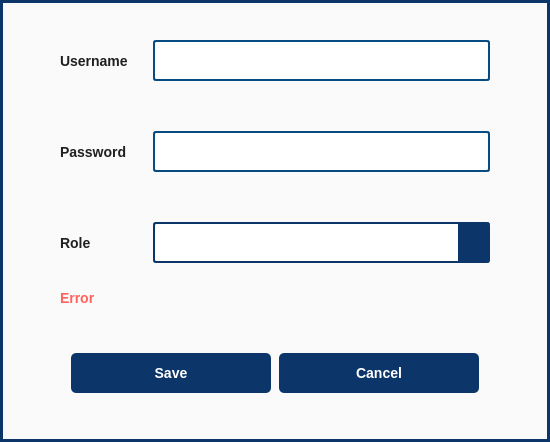
Above: UIFiles/edit_user.ui from DORSA-co/MSC_Conveyor before the change. Below: the same form after it.
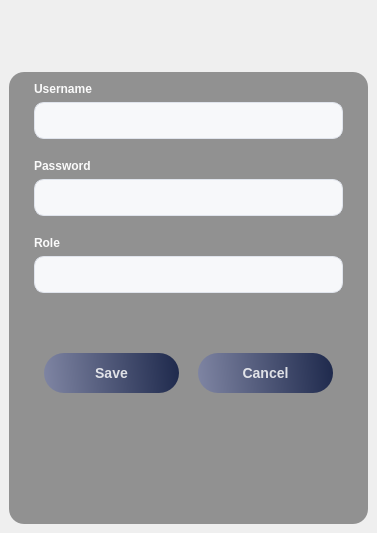
That is the form after the change. Icons and pictures are not drawn.

Diff of the .ui file:
```diff
--- a/UIFiles/edit_user.ui
+++ b/UIFiles/edit_user.ui
@@ -6,8 +6,8 @@
    <rect>
     <x>0</x>
     <y>0</y>
-    <width>550</width>
-    <height>442</height>
+    <width>377</width>
+    <height>533</height>
    </rect>
   </property>
   <property name="sizePolicy">
@@ -18,284 +18,418 @@
   </property>
   <property name="minimumSize">
    <size>
-    <width>550</width>
-    <height>400</height>
+    <width>0</width>
+    <height>0</height>
    </size>
   </property>
   <property name="maximumSize">
    <size>
-    <width>550</width>
-    <height>442</height>
+    <width>16777215</width>
+    <height>16777215</height>
    </size>
   </property>
   <property name="windowTitle">
    <string>Edit User</string>
   </property>
   <property name="styleSheet">
-   <string notr="true">*{
-	
-	font: auto &quot;Arial&quot;;
-	font-size: 14px;
-font-weight:bold;
-
+   <string notr="true"/>
+  </property>
+  <layout class="QHBoxLayout" name="horizontalLayout">
+   <property name="spacing">
+    <number>0</number>
+   </property>
+   <property name="leftMargin">
+    <number>0</number>
+   </property>
+   <property name="topMargin">
+    <number>0</number>
+   </property>
+   <property name="rightMargin">
+    <number>0</number>
+   </property>
+   <property name="bottomMargin">
+    <number>0</number>
+   </property>
+   <item>
+    <widget class="QWidget" name="StyleSheet" native="true">
+     <property name="styleSheet">
+      <string notr="true">QLabel{
+	color: rgb(250, 250, 250);
+	font-weight: bold;
 }
 
-QLabel{
-
-
+QLabel:disabled{
+	color: rgb(120, 120, 120);
 }
 
+/************************************************************/
 
-#editUserDialogWin{
-	background-color: rgb(250, 250, 250);
-	
-	border:3px solid rgb(12, 53, 106);
-	
-}
-
-
-
-QPushButton{
-	border: none;
-	min-height: 40px;
-	border-radius: 5px;
-
-	
-}
-/*
-QPushButton:hover{
-
-	background-color:rgb(22, 38, 76);
-
-}
-
-QPushButton:disabled{
-	color: #808080;
-	background-color:rgb(210, 210, 210);
-
-}
-*/
-
-/*********************************************/
-QLabel{
-	color: rgb(50,50,50);
-color: #202020;
-}
-
-
-/*********************************************/
-
-
-/*******************************************/
-QLineEdit
-{
-	border:2px solid rgb(6, 76, 130);
-    border-radius: 3px;
-    padding: 1px 18px 1px 8px;
-    min-width: 6em;
+QLineEdit {
+  	border:1px solid #E0E4EC;
+	background-color: #F7F8FA;
+	border-radius: 10px;
+	padding-left: 15px;
 	min-height: 35px;
+	min-width: 70px;
 	font-size: 16px;
 }
 
-
-
-/*******************************************/
-
-
-QGroupBox{
-	font-weight: bold;
-}
-
-QLineEdit:hover{
-	border: 1px solid black;
-	background: #e4f0fa;
-}
-
 QLineEdit:focus {
 	color: rgb(6, 76, 130);
 	background: #ffffff;
 	selection-background-color: rgb(255, 204, 75);
 }
 
-QSpinBox:hover{
-	background: #e4f0fa;
-}
+/************************************************************/
 
-
-/*********************************************/
 QComboBox
 {
-	border:2px solid rgb(12, 53, 105);
-    border-radius: 3px;
-    padding: 1px 18px 1px 8px;
-    min-width: 6em;
+	border:1px solid #E0E4EC;
+	background-color: #F7F8FA;
+	border-radius: 10px;
+	padding-left: 15px;
 	min-height: 35px;
-	font-size: 14px;
+	min-width: 70px;
+	font-size: 16px;
 }
 
 QComboBox:enabled{
-color: rgb(50, 50, 50);
+	color: rgb(20, 20, 20);
 }
 
 QComboBox:disabled
 {
-	border:2px solid rgb(210, 210, 210);
-	color:(210, 210, 210);
+	border: 2px solid #F0F0F2;
+	color: rgb(120, 120, 120);
+}
 
+QComboBox::down-arrow:disabled
+{   
+	image: url(:/icons/icons/down_icon_gray.png);
+	width: 12px;
+    height: 12px;
 }
 
 QComboBox::down-arrow
 {   
-	image: url(:/icons/icon/icons8-down-white-48.png);
-	width: 15px;
-    height: 15px;
-
+	image: url(:/icons/icons/down_icon_black.png);
+	width: 12px;
+    height: 12px;
 }
 
-QComboBox::drop-down
-{
-	 background-color: rgb(12, 53, 106);
-	 min-width: 30px;
+QComboBox::drop-down {
+    subcontrol-origin: padding; 
+    subcontrol-position: bottom right;
+    width: 30px; 
+    border-top-right-radius: 3px; 
+    border-bottom-right-radius: 3px; 
 }
 
-QComboBox::drop-down:disabled 
-{
-	 background-color: rgb(210, 210, 210);
-	 min-width: 30px;
+QComboBox::item:selected {
+    border-left: 5px solid #7892DF;
+	background-color: #D7D7D9;
 }
 
 QComboBox QAbstractItemView {
-    border: none;
-    selection-background-color: rgb(6, 76, 130);
-	selection-color: rgb(6, 76, 130);
+	background-color: #F7F8FA;
+}
 
 
+/************************************************************/
+
+#save_btn, #cancel_btn{
+	background-color: qlineargradient(spread:pad, x1:0, y1:0.505682, x2:1, y2:0.477, stop:0 rgb(126, 132, 162), stop:1 rgb(31, 42, 77));
+	color: rgba(255, 255, 255, 210);
+	border-radius: 20px;
+	min-width: 135;
+	max-width: 135;
+	min-height: 40;
+	max-height: 40;
+	font-size: 14px;
+	font-weight: bold;
 }
 
-QComboBox QAbstractItemView {
-    border: none;
+
+#save_btn:hover, #cancel_btn:hover{
+	background-color: qlineargradient(spread:pad, x1:0, y1:0.505682, x2:1, y2:0.477, stop:0 rgb(139, 146, 179), stop:1 rgba(40, 67, 98, 219));
 }
 
-QComboBox QAbstractItemView::item {
-    border: none;
-	height:30px;
+#save_btn:pressed, #cancel_btn:pressed {
+	padding-left: 5px;
+	padding-top: 5px;
 }
 
+#main_frame{
+	border-image: url(:/icons/icons/bg_image2.jpg);
+	border-radius: 20px;
+}
 
-</string>
+#inner_frame{
+	background-color: qlineargradient(spread:pad, x1:0, y1:0, x2:0, 			y2:0.715909, stop:0 rgba(0, 0, 0, 9), stop:0.375 rgba(0, 0, 0, 120), stop:0.835227 rgba(0, 0, 0, 150));	
+	border-radius: 20px;
+}
+
+#top_frame{
+	border: None;
+}
+
+#frame{
+	background-color: rgba(0, 0, 0, 100);
+	border-radius: 15px;
+}
+
+#close_btn{
+	border: 0px;
+	background-color: rgba(0,0,0,0);
+}</string>
   </property>
   <layout class="QVBoxLayout" name="verticalLayout">
    <property name="spacing">
-    <number>25</number>
+       <number>0</number>
    </property>
    <property name="leftMargin">
-    <number>60</number>
+       <number>0</number>
    </property>
    <property name="topMargin">
-    <number>40</number>
+       <number>0</number>
    </property>
    <property name="rightMargin">
-    <number>60</number>
+       <number>0</number>
    </property>
    <property name="bottomMargin">
-    <number>40</number>
+       <number>0</number>
    </property>
    <item>
-    <layout class="QGridLayout" name="gridLayout">
-     <property name="verticalSpacing">
-      <number>50</number>
-     </property>
-     <item row="0" column="1">
-      <widget class="QLineEdit" name="username_input"/>
-     </item>
-     <item row="2" column="1">
-      <widget class="QComboBox" name="role_combobox"/>
-     </item>
-     <item row="1" column="0">
-      <widget class="QLabel" name="label_2">
+       <widget class="QFrame" name="main_frame">
+        <property name="styleSheet">
+         <string notr="true"/>
+        </property>
+        <property name="frameShape">
+         <enum>QFrame::StyledPanel</enum>
+        </property>
+        <property name="frameShadow">
+         <enum>QFrame::Raised</enum>
+        </property>
+        <layout class="QVBoxLayout" name="verticalLayout_2">
+         <property name="leftMargin">
+          <number>0</number>
+         </property>
+         <property name="topMargin">
+          <number>0</number>
+         </property>
+         <property name="rightMargin">
+          <number>0</number>
+         </property>
+         <property name="bottomMargin">
+          <number>0</number>
+         </property>
+         <item>
+          <widget class="QFrame" name="inner_frame">
+           <property name="styleSheet">
+            <string notr="true"/>
+           </property>
+           <property name="frameShape">
+            <enum>QFrame::StyledPanel</enum>
+           </property>
+           <property name="frameShadow">
+            <enum>QFrame::Raised</enum>
+           </property>
+           <layout class="QVBoxLayout" name="verticalLayout_7">
+            <item>
+             <widget class="QFrame" name="top_frame">
+              <property name="frameShape">
+               <enum>QFrame::StyledPanel</enum>
+              </property>
+              <property name="frameShadow">
+               <enum>QFrame::Raised</enum>
+              </property>
+              <layout class="QHBoxLayout" name="horizontalLayout_7">
+               <property name="bottomMargin">
+                <number>30</number>
+               </property>
+               <item>
+                <spacer name="horizontalSpacer_2">
+                 <property name="orientation">
+                  <enum>Qt::Horizontal</enum>
+                 </property>
+                 <property name="sizeHint" stdset="0">
+                  <size>
+                   <width>315</width>
+                   <height>18</height>
+                  </size>
+                 </property>
+                </spacer>
+               </item>
+               <item>
+                <widget class="QPushButton" name="close_btn">
+                 <property name="sizePolicy">
+                  <sizepolicy hsizetype="Fixed" vsizetype="Fixed">
+                   <horstretch>0</horstretch>
+                   <verstretch>0</verstretch>
+                  </sizepolicy>
+                 </property>
+                 <property name="cursor">
+                  <cursorShape>PointingHandCursor</cursorShape>
+                 </property>
+                 <property name="styleSheet">
+                  <string notr="true"/>
+                 </property>
+                 <property name="text">
+                  <string/>
+                 </property>
+                 <property name="icon">
+                  <iconset resource="assets/assets.qrc">
+                   <normaloff>:/icons/icons/close.png</normaloff>:/icons/icons/close.png</iconset>
+                 </property>
+                </widget>
+               </item>
+              </layout>
+             </widget>
+            </item>
+            <item>
+             <widget class="QFrame" name="frame">
+              <property name="maximumSize">
+               <size>
+                <width>16777215</width>
+                <height>16777215</height>
+               </size>
+              </property>
+              <property name="frameShape">
+               <enum>QFrame::StyledPanel</enum>
+              </property>
+              <property name="frameShadow">
+               <enum>QFrame::Raised</enum>
+              </property>
+              <layout class="QVBoxLayout" name="verticalLayout_5">
+               <property name="spacing">
+                <number>20</number>
+               </property>
+               <property name="leftMargin">
+                <number>25</number>
+               </property>
+               <property name="topMargin">
+                <number>10</number>
+               </property>
+               <property name="rightMargin">
+                <number>25</number>
+               </property>
+               <item>
+                <layout class="QVBoxLayout" name="verticalLayout_3">
+                 <property name="spacing">
+                  <number>6</number>
+                 </property>
+                 <item>
+                  <widget class="QLabel" name="username_label">
+                   <property name="text">
+                    <string>Username</string>
+                   </property>
+                  </widget>
+                 </item>
+                 <item>
+                  <widget class="QLineEdit" name="username_input">
+                   <property name="minimumSize">
+                    <size>
+                     <width>87</width>
+                     <height>37</height>
+                    </size>
+                   </property>
+                  </widget>
+                 </item>
+                </layout>
+               </item>
+               <item>
+                <layout class="QVBoxLayout" name="verticalLayout_4">
+                 <property name="spacing">
+                  <number>6</number>
+                 </property>
+                 <item>
+                  <widget class="QLabel" name="password_label">
        <property name="text">
         <string>Password</string>
        </property>
       </widget>
      </item>
-     <item row="2" column="0">
-      <widget class="QLabel" name="label_6">
+                 <item>
+                  <layout class="QHBoxLayout" name="horizontalLayout_2">
+                   <property name="spacing">
+                    <number>0</number>
+                   </property>
+                   <item>
+                    <widget class="QLineEdit" name="password_input">
+                     <property name="minimumSize">
+                      <size>
+                       <width>87</width>
+                       <height>37</height>
+                      </size>
+                     </property>
+                     <property name="echoMode">
+                      <enum>QLineEdit::Normal</enum>
+                     </property>
+                    </widget>
+                   </item>
+                  </layout>
+                 </item>
+                </layout>
+               </item>
+               <item>
+                <layout class="QVBoxLayout" name="verticalLayout_6">
+                 <property name="spacing">
+                  <number>6</number>
+                 </property>
+                 <item>
+                  <widget class="QLabel" name="role_label">
        <property name="text">
         <string>Role</string>
        </property>
       </widget>
      </item>
-     <item row="0" column="0">
-      <widget class="QLabel" name="label">
-       <property name="text">
-        <string>Username</string>
+                 <item>
+                  <widget class="QComboBox" name="role_combobox">
+                   <property name="minimumSize">
+                    <size>
+                     <width>87</width>
+                     <height>37</height>
+                    </size>
        </property>
       </widget>
      </item>
-     <item row="1" column="1">
-      <widget class="QLineEdit" name="password_input"/>
-     </item>
     </layout>
    </item>
    <item>
-    <widget class="QLabel" name="error_lbl">
-     <property name="styleSheet">
-      <string notr="true">color:rgb(255, 99, 94);</string>
-     </property>
-     <property name="text">
-      <string>Error</string>
-     </property>
-    </widget>
+                <spacer name="verticalSpacer_2">
+                 <property name="orientation">
+                  <enum>Qt::Vertical</enum>
+                 </property>
+                 <property name="sizeType">
+                  <enum>QSizePolicy::Preferred</enum>
+                 </property>
+                 <property name="sizeHint" stdset="0">
+                  <size>
+                   <width>20</width>
+                   <height>40</height>
+                  </size>
+                 </property>
+                </spacer>
    </item>
    <item>
-    <widget class="QFrame" name="horizontalFrame">
-     <property name="styleSheet">
-      <string notr="true"/>
-     </property>
-     <layout class="QHBoxLayout" name="horizontalLayout">
-      <property name="topMargin">
-       <number>20</number>
-      </property>
-      <item>
+                <layout class="QHBoxLayout" name="horizontalLayout_3">
+                 <property name="spacing">
+                  <number>0</number>
+                 </property>
+                 <item alignment="Qt::AlignHCenter">
        <widget class="QPushButton" name="save_btn">
         <property name="styleSheet">
-         <string notr="true">QPushButton{
-
-background-color: rgb(12, 53, 106);
-color:#ffffff;
-max-width: 200px;
-}
-
-
-QPushButton:hover{
-
-background-color: rgb(6, 29, 56);
-color:#ffffff;
-max-width: 200px;
-}</string>
+                    <string notr="true"/>
         </property>
         <property name="text">
          <string>Save</string>
         </property>
        </widget>
       </item>
-      <item>
+                 <item alignment="Qt::AlignHCenter">
        <widget class="QPushButton" name="cancel_btn">
         <property name="styleSheet">
-         <string notr="true">QPushButton{
-
-background-color: rgb(12, 53, 106);
-color:#ffffff;
-max-width: 200px;
-}
-
-
-QPushButton:hover{
-
-background-color: rgb(6, 29, 56);
-color:#ffffff;
-max-width: 200px;
-}</string>
+                    <string notr="true"/>
         </property>
         <property name="text">
          <string>Cancel</string>
@@ -303,6 +437,40 @@
        </widget>
       </item>
      </layout>
+               </item>
+               <item>
+                <widget class="QLabel" name="error_lbl">
+                 <property name="styleSheet">
+                  <string notr="true">color:rgb(255, 99, 94);</string>
+                 </property>
+                 <property name="text">
+                  <string/>
+                 </property>
+                </widget>
+               </item>
+               <item>
+                <spacer name="verticalSpacer">
+                 <property name="orientation">
+                  <enum>Qt::Vertical</enum>
+                 </property>
+                 <property name="sizeHint" stdset="0">
+                  <size>
+                   <width>20</width>
+                   <height>40</height>
+                  </size>
+                 </property>
+                </spacer>
+               </item>
+              </layout>
+             </widget>
+            </item>
+           </layout>
+          </widget>
+         </item>
+        </layout>
+       </widget>
+      </item>
+     </layout>
     </widget>
    </item>
   </layout>
```
Left out of the diff: 15 changed lines with no effect on the pictures. Lines whose indentation alone changed are shown as unchanged.
